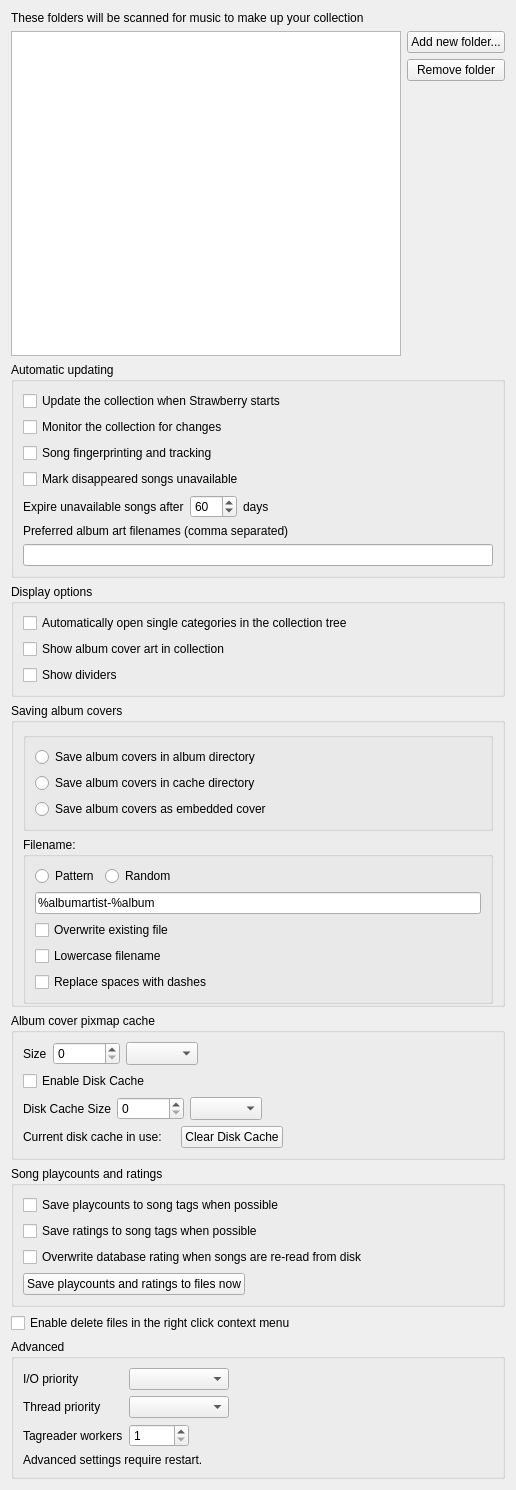
This is src/settings/collectionsettingspage.ui in strawberrymusicplayer/strawberry as Qt 5 draws it before an edit. The edited form follows.
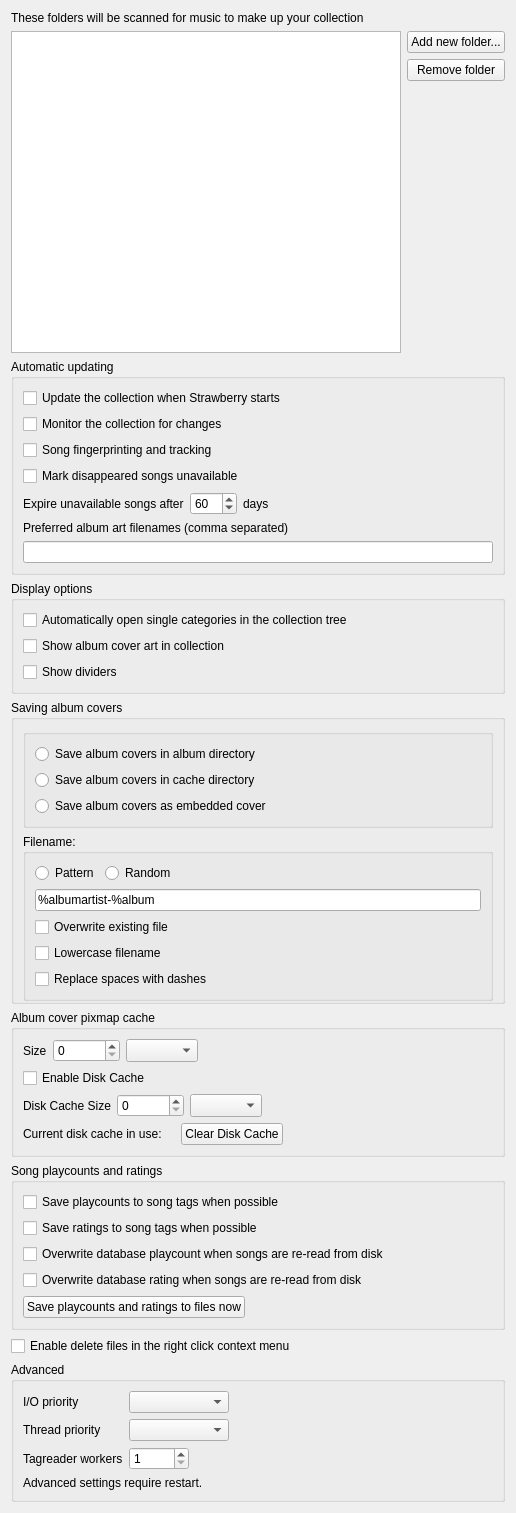
This is the edited form.

Commit message:
Add option for overwriting playcounts
Fixes #962

Diff of the .ui file:
```diff
--- a/src/settings/collectionsettingspage.ui
+++ b/src/settings/collectionsettingspage.ui
@@ -7,7 +7,7 @@
     <x>0</x>
     <y>0</y>
     <width>516</width>
-    <height>1490</height>
+    <height>1513</height>
    </rect>
   </property>
   <property name="windowTitle">
@@ -560,6 +560,13 @@
         </property>
        </widget>
       </item>
+      <item>
+       <widget class="QCheckBox" name="checkbox_overwrite_playcount">
+        <property name="text">
+         <string>Overwrite database playcount when songs are re-read from disk</string>
+        </property>
+       </widget>
+      </item>
       <item>
        <widget class="QCheckBox" name="checkbox_overwrite_rating">
         <property name="text">
```
The commit also changes 6 other files.
